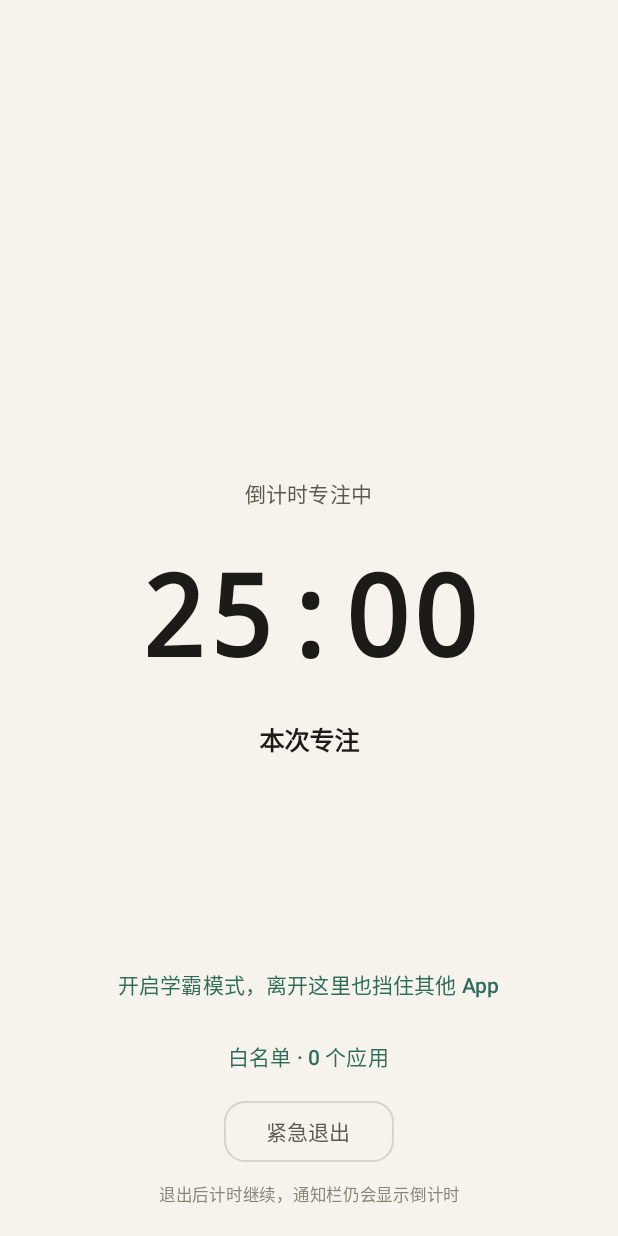
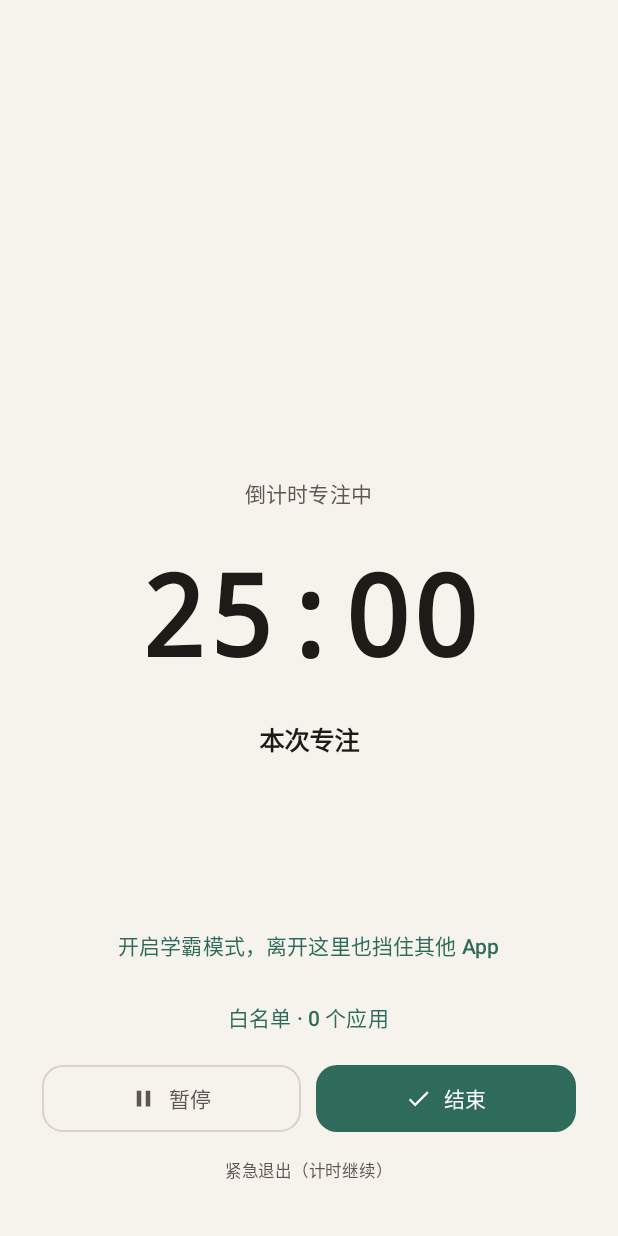
Before and after one commit to zhengongyu9-prog/lighteff, an Android app built with Jetpack Compose: the composable FocusLockScreen shown on its own in the app's theme, on a phone screen of 412 x 824 dp. Run offline under Robolectric (Android 15) with nearby library versions, the phone set to English and light mode, and no system bars; pictures from the network do not load.

Commit message:
feat: 全屏专注页增加暂停和结束按钮

```diff
--- a/app/src/main/java/com/qingxiao/lighteff/MainActivity.kt
+++ b/app/src/main/java/com/qingxiao/lighteff/MainActivity.kt
@@ -195,6 +195,8 @@ private fun LightEffApp(
                 FocusLockScreen(
                     timer = timer,
                     onEmergencyExit = vm::dismissFocusLock,
+                    onPause = vm::toggleTimer,
+                    onFinish = vm::finishTimer,
                     onWhitelistChanged = vm::notifyWhitelistChanged,
                     onEnableGuard = { vm.setFocusGuardEnabled(true) }
                 )
--- a/app/src/main/java/com/qingxiao/lighteff/ui/FocusLockScreen.kt
+++ b/app/src/main/java/com/qingxiao/lighteff/ui/FocusLockScreen.kt
@@ -12,13 +12,18 @@ import androidx.compose.foundation.layout.Arrangement
 import androidx.compose.foundation.layout.Box
 import androidx.compose.foundation.layout.Column
 import androidx.compose.foundation.layout.PaddingValues
+import androidx.compose.foundation.layout.Row
 import androidx.compose.foundation.layout.Spacer
 import androidx.compose.foundation.layout.fillMaxSize
 import androidx.compose.foundation.layout.fillMaxWidth
 import androidx.compose.foundation.layout.height
 import androidx.compose.foundation.layout.padding
 import androidx.compose.foundation.layout.safeDrawingPadding
+import androidx.compose.foundation.layout.size
+import androidx.compose.foundation.layout.width
 import androidx.compose.foundation.shape.RoundedCornerShape
+import androidx.compose.material3.Button
+import androidx.compose.material3.Icon
 import androidx.compose.material3.MaterialTheme
 import androidx.compose.material3.OutlinedButton
 import androidx.compose.material3.Text
@@ -34,6 +39,7 @@ import androidx.compose.ui.Alignment
 import androidx.compose.ui.Modifier
 import androidx.compose.ui.platform.LocalContext
 import androidx.compose.ui.platform.LocalView
+import androidx.compose.ui.res.painterResource
 import androidx.compose.ui.text.font.FontFamily
 import androidx.compose.ui.text.font.FontWeight
 import androidx.compose.ui.text.style.TextAlign
@@ -47,18 +53,21 @@ import androidx.lifecycle.Lifecycle
 import androidx.lifecycle.LifecycleEventObserver
 import androidx.lifecycle.compose.LocalLifecycleOwner
 import com.qingxiao.lighteff.FocusGuard
+import com.qingxiao.lighteff.R
 import com.qingxiao.lighteff.TimerState
 import com.qingxiao.lighteff.data.TimerMode
 import kotlin.math.max
 
 /**
  * 全屏专注页：点开始后盖住整个界面（含状态栏、导航栏、底部标签），
- * 只留剩余时间和一个紧急退出。返回键在这里被拦截，必须点按钮才能离开。
+ * 只留剩余时间和暂停、结束、紧急退出。返回键在这里被拦截，必须点按钮才能离开。
  */
 @Composable
 fun FocusLockScreen(
     timer: TimerState,
     onEmergencyExit: () -> Unit,
+    onPause: () -> Unit = {},
+    onFinish: () -> Unit = {},
     onWhitelistChanged: () -> Unit = {},
     onEnableGuard: () -> Unit = {}
 ) {
@@ -186,21 +195,47 @@ fun FocusLockScreen(
                     color = colors.primary
                 )
             }
-            Spacer(Modifier.height(2.dp))
-            OutlinedButton(
-                onClick = onEmergencyExit,
-                shape = RoundedCornerShape(14.dp),
-                contentPadding = PaddingValues(horizontal = 28.dp, vertical = 10.dp)
+            Spacer(Modifier.height(6.dp))
+            Row(
+                modifier = Modifier.fillMaxWidth(),
+                horizontalArrangement = Arrangement.spacedBy(10.dp)
             ) {
-                Text("紧急退出", color = colors.onSurfaceVariant)
+                OutlinedButton(
+                    onClick = onPause,
+                    modifier = Modifier.weight(1f),
+                    shape = RoundedCornerShape(14.dp),
+                    contentPadding = PaddingValues(vertical = 12.dp)
+                ) {
+                    Icon(
+                        painter = painterResource(R.drawable.ic_pause),
+                        contentDescription = null,
+                        modifier = Modifier.size(18.dp)
+                    )
+                    Spacer(Modifier.width(8.dp))
+                    Text("暂停")
+                }
+                Button(
+                    onClick = onFinish,
+                    modifier = Modifier.weight(1f),
+                    shape = RoundedCornerShape(14.dp),
+                    contentPadding = PaddingValues(vertical = 12.dp)
+                ) {
+                    Icon(
+                        painter = painterResource(R.drawable.ic_check),
+                        contentDescription = null,
+                        modifier = Modifier.size(18.dp)
+                    )
+                    Spacer(Modifier.width(8.dp))
+                    Text("结束")
+                }
             }
-            Spacer(Modifier.height(10.dp))
-            Text(
-                text = "退出后计时继续，通知栏仍会显示倒计时",
-                style = MaterialTheme.typography.labelSmall,
-                color = colors.outline,
-                textAlign = TextAlign.Center
-            )
+            TextButton(onClick = onEmergencyExit) {
+                Text(
+                    text = "紧急退出（计时继续）",
+                    style = MaterialTheme.typography.labelSmall,
+                    color = colors.onSurfaceVariant
+                )
+            }
         }
     }
 
```
